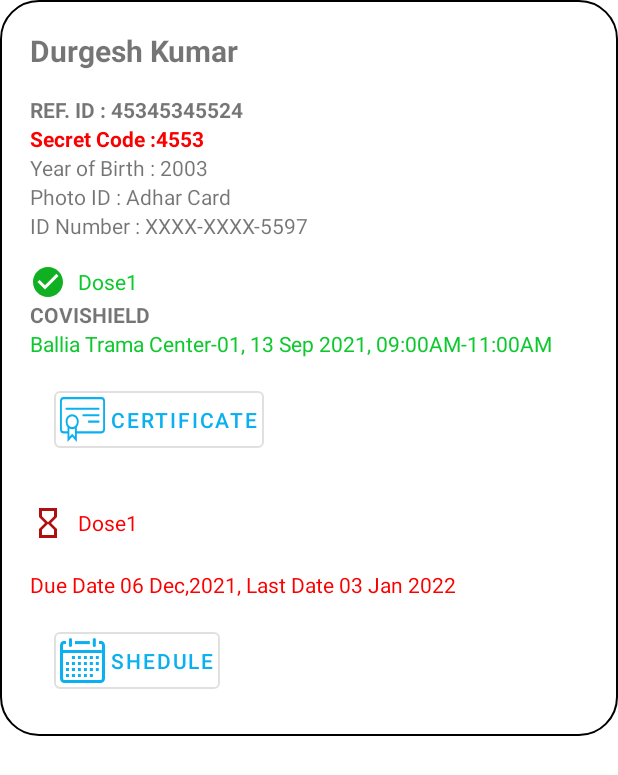
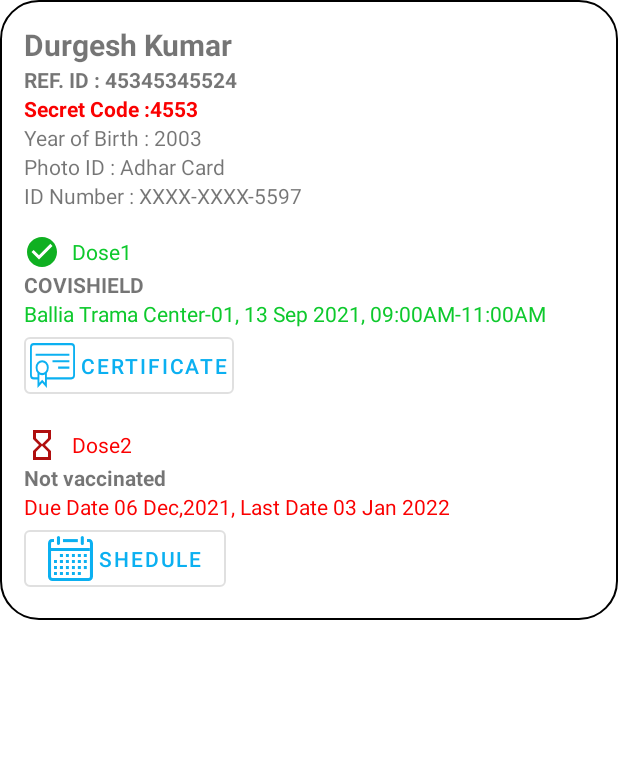
Before and after one commit to Aviskar-DroidRush-Covid-19-App/Covid-19-App, an Android app: the layout item_layout_beneficiary.xml on its own in the app's theme, with its tools: preview values and no code run, on a phone screen of 412 x 824 dp. Shown: the top 775 px of the screen. Run offline under Robolectric (Android 15) with nearby library versions, the phone set to English and light mode, and no system bars; network calls fail.

```diff
--- a/app/src/main/java/com/ee/droidrush/covid_19_app/ui/DashboardFragment.java
+++ b/app/src/main/java/com/ee/droidrush/covid_19_app/ui/DashboardFragment.java
@@ -306,4 +306,6 @@ public class DashboardFragment extends Fragment {
     }
 
 
+
+
 }
--- a/app/src/main/res/layout/item_layout_beneficiary.xml
+++ b/app/src/main/res/layout/item_layout_beneficiary.xml
@@ -6,13 +6,15 @@
     android:layout_width="match_parent"
     android:layout_height="wrap_content"
     android:background="@drawable/drawable_circuler_simple"
-    android:orientation="vertical">
+    android:orientation="vertical"
+    android:padding="16dp"
+    android:paddingBottom="16dp">
 
     <TextView
         android:id="@+id/name_ben"
         android:layout_width="match_parent"
         android:layout_height="wrap_content"
-        android:layout_margin="16dp"
+        android:layout_marginEnd="@dimen/activity_horizontal_margin"
         android:text="Durgesh Kumar"
         android:textSize="20sp"
         android:textStyle="bold" />
@@ -21,7 +23,6 @@
         android:id="@+id/ref_id"
         android:layout_width="match_parent"
         android:layout_height="wrap_content"
-        android:layout_marginStart="16dp"
         android:layout_marginEnd="16dp"
         android:text="REF. ID : 45345345524"
         android:textStyle="bold" />
@@ -30,7 +31,6 @@
         android:id="@+id/sec_code"
         android:layout_width="match_parent"
         android:layout_height="wrap_content"
-        android:layout_marginStart="16dp"
         android:layout_marginEnd="16dp"
         android:text="Secret Code :4553"
         android:textColor="@color/red"
@@ -40,7 +40,6 @@
         android:id="@+id/year_of_birth"
         android:layout_width="match_parent"
         android:layout_height="wrap_content"
-        android:layout_marginStart="16dp"
         android:layout_marginEnd="16dp"
         android:text="Year of Birth : 2003" />
 
@@ -48,7 +47,6 @@
         android:id="@+id/photo_it_type"
         android:layout_width="match_parent"
         android:layout_height="wrap_content"
-        android:layout_marginStart="16dp"
         android:layout_marginEnd="16dp"
         android:text="Photo ID : Adhar Card" />
 
@@ -56,14 +54,12 @@
         android:id="@+id/photo_id_number"
         android:layout_width="match_parent"
         android:layout_height="wrap_content"
-        android:layout_marginStart="16dp"
         android:layout_marginEnd="16dp"
         android:text="ID Number : XXXX-XXXX-5597" />
 
     <LinearLayout
         android:layout_width="match_parent"
         android:layout_height="wrap_content"
-        android:layout_marginStart="16dp"
         android:layout_marginTop="16dp"
         android:layout_marginEnd="16dp"
         android:orientation="vertical">
@@ -93,7 +89,6 @@
             style="@style/Widget.MaterialComponents.Button.OutlinedButton"
             android:layout_width="wrap_content"
             android:layout_height="wrap_content"
-            android:layout_margin="16dp"
             android:minHeight="48dp"
             android:padding="4dp"
             android:text="Certificate"
@@ -104,8 +99,7 @@
 
     <LinearLayout
         android:layout_width="match_parent"
-        android:layout_height="150dp"
-        android:layout_marginStart="16dp"
+        android:layout_height="wrap_content"
         android:layout_marginTop="16dp"
         android:layout_marginEnd="16dp"
         android:orientation="vertical">
@@ -117,13 +111,14 @@
             android:drawableLeft="@drawable/ic_baseline_hourglass_empty_24"
             android:drawablePadding="8dp"
             android:gravity="center_vertical"
-            android:text="Dose1"
+            android:text="Dose2"
             android:textColor="@color/red" />
 
         <TextView
 
             android:layout_width="match_parent"
             android:layout_height="wrap_content"
+            android:text="Not vaccinated"
             android:textStyle="bold" />
 
         <TextView
@@ -138,9 +133,7 @@
             style="@style/Widget.MaterialComponents.Button.OutlinedButton"
             android:layout_width="wrap_content"
             android:layout_height="wrap_content"
-            android:layout_margin="16dp"
             android:minHeight="48dp"
-            android:padding="4dp"
             android:text="Shedule"
             app:icon="@drawable/ic_calndericon"
             app:iconSize="30dp" />
```
